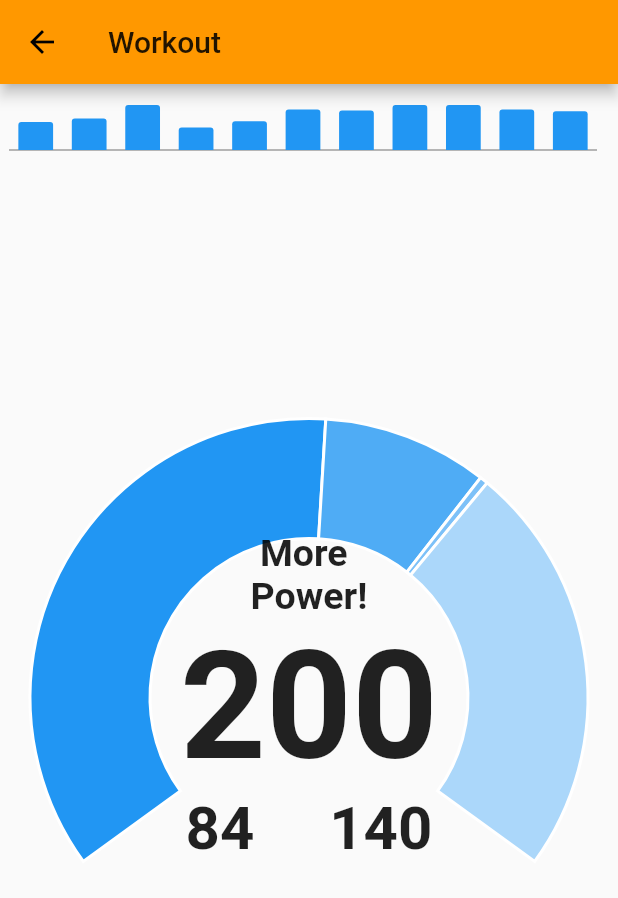
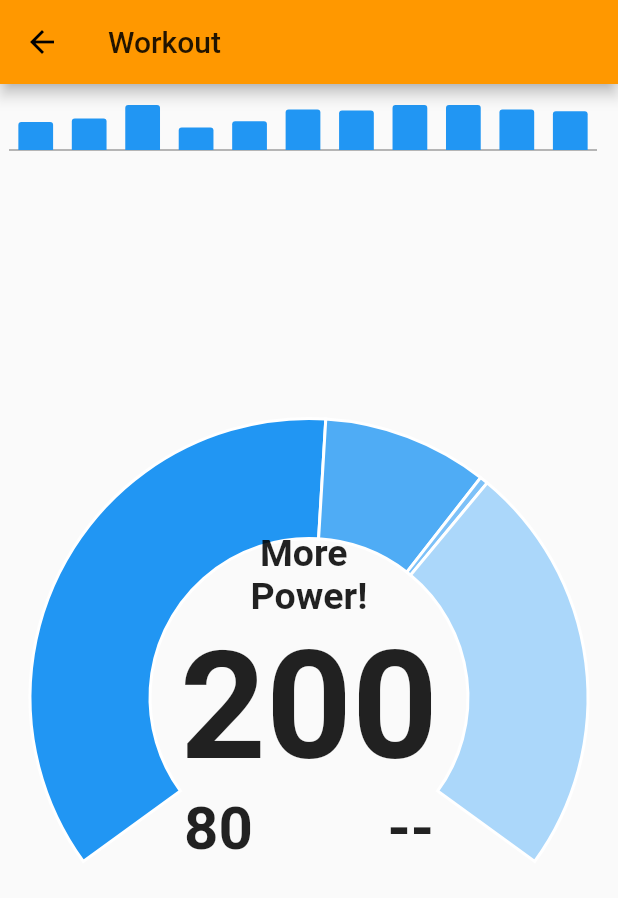
Before and after one commit to 2mawi2/Flutter-Trainer, a Flutter app: the WorkoutWidget screen opened directly, on a phone screen of 412 x 824 dp. Shown: the top 898 px of the screen. Run offline on Flutter 3.47's test engine with Material 2 defaults, Android fonts, the phone set to English and light mode, and no system bars; our stand-ins replace charts_flutter, shared_preferences; accounts and stored records are empty.

Commit message:
Show hearthrate on new sensor data

```diff
--- /dev/null
+++ b/lib/common/model/SensorData.dart
@@ -0,0 +1,24 @@
+class SensorData {
+  final DateTime time;
+  //  HEARTHRATE_BPM,
+  //  WHEELREVS_KMH,
+  //  WHEELREVS_DISTANCE,
+  //  CRANKREVS_CADENCE,
+  //  POWER_WATT
+  final String dataPointType;
+  final String dataPoint;
+
+  SensorData({this.time, this.dataPointType, this.dataPoint});
+
+  SensorData.fromJson(Map<String, dynamic> json)
+      : time = json['time'],
+        dataPointType = json['dataPointType'],
+        dataPoint = json['dataPoint'];
+
+  Map<String, dynamic> toJson() =>
+      {
+        'time': time,
+        'dataPointType': dataPointType,
+        'dataPoint': dataPoint
+      };
+}
--- a/lib/workout/workout_widget.dart
+++ b/lib/workout/workout_widget.dart
@@ -1,8 +1,9 @@
 import 'package:flutter/cupertino.dart';
 import 'package:flutter/material.dart';
+import 'package:trainer/common/model/SensorData.dart';
+import 'package:trainer/data/native/SensorChannel.dart';
 import 'package:trainer/workout/charts/GaugeChart.dart';
 import 'package:trainer/workout/charts/SparkBar.dart';
-
 
 class WorkoutWidget extends StatefulWidget {
   WorkoutWidget({Key key}) : super(key: key);
@@ -14,8 +15,20 @@ class WorkoutWidget extends StatefulWidget {
 class _WorkoutState extends State<WorkoutWidget> {
   _WorkoutState();
 
+  var hearthRateData = <SensorData>[];
+
   @override
   Widget build(BuildContext context) {
+    var sensorChannel = SensorChannel();
+    sensorChannel.onNewSensorDataHandler = (SensorData sensorData) {
+      switch (sensorData.dataPointType) {
+        case "HEARTHRATE_BPM":
+          hearthRateData.add(sensorData);
+          break;
+      }
+      setState(() {});
+    };
+
     return Scaffold(
       appBar: AppBar(
         title: Text("Workout"),
@@ -52,10 +65,10 @@ class _WorkoutState extends State<WorkoutWidget> {
               Row(
                 mainAxisAlignment: MainAxisAlignment.center,
                 children: <Widget>[
-                  Text("84     ",
+                  Text("80         ", //hearthRateData.last.dataPoint,
                       style: TextStyle(
                           fontSize: 40.0, fontWeight: FontWeight.bold)),
-                  Text("140",
+                  Text(getLastHearthRate(),
                       style: TextStyle(
                           fontSize: 40.0, fontWeight: FontWeight.bold)),
                 ],
@@ -66,4 +79,8 @@ class _WorkoutState extends State<WorkoutWidget> {
       ],
     );
   }
+
+  String getLastHearthRate() {
+    return hearthRateData.isNotEmpty ? hearthRateData.last.dataPoint : "--";
+  }
 }
```
Also changed, not shown: lib/data/native/SensorChannel.dart (+9 -0 lines), 3 other files.
